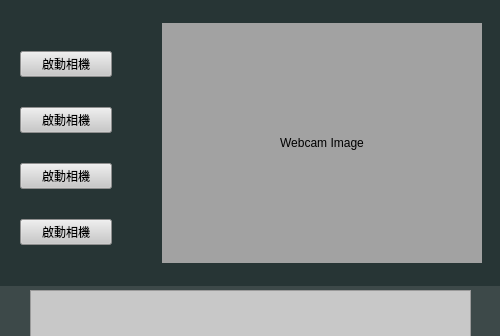
Old version of the form src/ui/mainwindow_nonnameing.ui in the repository Baymaxteam/QRLocker; both pictures show x 0 to 500 and y 0 to 336 of the 500 by 500 pixel window.
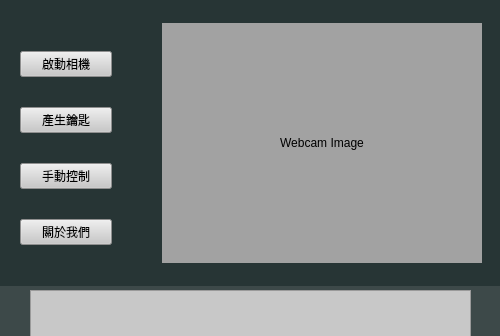
New version of the form.

Commit message: [GUI] Generating Demo UI with main.py

Diff of the .ui file:
```diff
--- a/src/ui/mainwindow_nonnameing.ui
+++ b/src/ui/mainwindow_nonnameing.ui
@@ -92,7 +92,7 @@
           <string notr="true">background-color: rgb(200, 200, 200)</string>
          </property>
          <property name="text">
-          <string>啟動相機</string>
+          <string>產生鑰匙</string>
          </property>
         </widget>
        </item>
@@ -102,7 +102,7 @@
           <string notr="true">background-color: rgb(200, 200, 200)</string>
          </property>
          <property name="text">
-          <string>啟動相機</string>
+          <string>手動控制</string>
          </property>
         </widget>
        </item>
@@ -112,7 +112,7 @@
           <string notr="true">background-color: rgb(200, 200, 200)</string>
          </property>
          <property name="text">
-          <string>啟動相機</string>
+          <string>關於我們</string>
          </property>
         </widget>
        </item>
```
Left out of the diff: 12 changed lines with no effect on the pictures. The commit also changes 7 other files.
